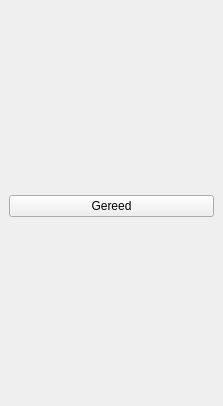
Above: plugin/oiv/oiv_stackwidget.ui from Oostjoost/OIV_project-1 before the change. Below: the same form after it.
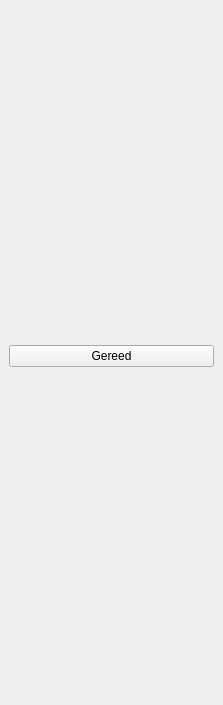
That is the form after the change.

The edit to the form file:
```diff
--- a/plugin/oiv/oiv_stackwidget.ui
+++ b/plugin/oiv/oiv_stackwidget.ui
@@ -7,7 +7,7 @@
     <x>0</x>
     <y>0</y>
     <width>223</width>
-    <height>406</height>
+    <height>705</height>
    </rect>
   </property>
   <property name="sizePolicy">
@@ -32,9 +32,6 @@
    <layout class="QGridLayout" name="gridLayout">
     <item row="0" column="0">
      <layout class="QVBoxLayout" name="verticalLayout">
-      <property name="sizeConstraint">
-       <enum>QLayout::SetNoConstraint</enum>
-      </property>
       <item>
        <widget class="QStackedWidget" name="stackedWidget">
         <property name="sizePolicy">
```
